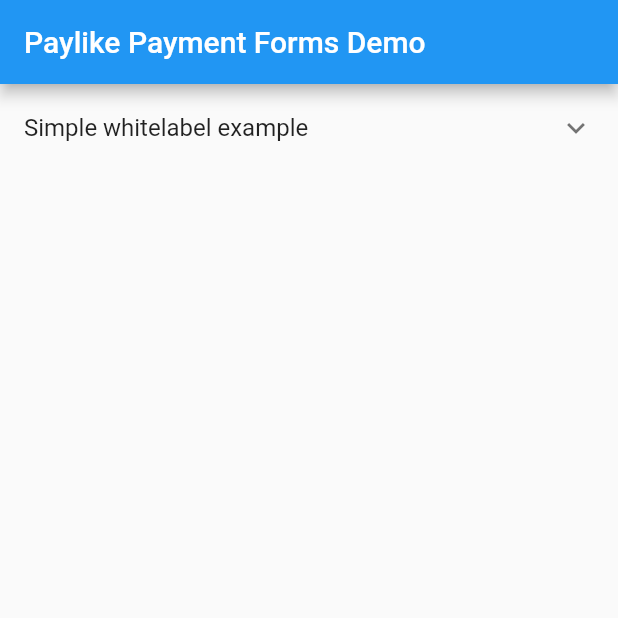
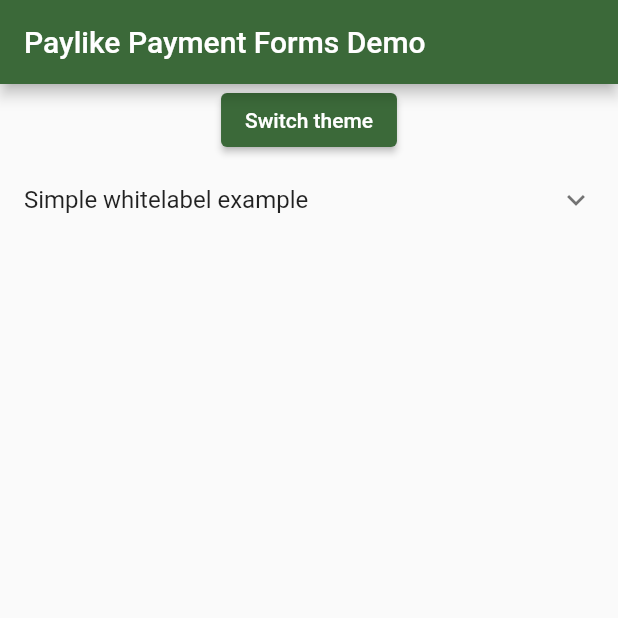
Before and after one commit to paylike/flutter-payment-forms, a Flutter app: the screen it shows after launch, on a phone screen of 412 x 824 dp, the top half of it. Run offline on Flutter 3.47's test engine with Material 2 defaults, Android fonts, the phone set to English and light mode, and no system bars; drawn by our look-alikes of overlay_support; our stand-ins replace flutter_svg; missing offline and left inert: paylike_dart_request, paylike_flutter_engine.

Commit message:
feat(example): now in the main menu you can switch between themes and menu items are separated as expected

```diff
--- a/example/lib/main.dart
+++ b/example/lib/main.dart
@@ -1,7 +1,9 @@
 import 'package:example/routes/home.dart';
 import 'package:example/routes/minimal_example.dart';
+import 'package:flutter/cupertino.dart';
 import 'package:flutter/material.dart';
 import 'package:paylike_sdk/paylike_sdk.dart';
+import 'package:overlay_support/overlay_support.dart';
 
 void main() {
   runApp(MyApp());
@@ -12,20 +14,86 @@ void main() {
 /// Don't have a client ID? Head to [our platform](https://app.paylike.io) and create one
 const clientId = 'e393f9ec-b2f7-4f81-b455-ce45b02d355d';
 
-class MyApp extends StatelessWidget {
+/// Describes how the application is being rendered
+///
+/// This is presetn to showcase that our widgets can render in both environments
+enum ExampleAppType {
+  material,
+  cupertino,
+}
+
+/// Showcases that the SDK works with Material design
+class MyApp extends StatefulWidget {
   final PaylikeCurrencies _currencies = PaylikeCurrencies();
   final PaylikeEngine _engine = PaylikeEngine(clientId: clientId);
   MyApp({Key? key}) : super(key: key);
 
   @override
+  State<StatefulWidget> createState() => _MyAppState();
+}
+
+class _MyAppState extends State<MyApp> {
+  ExampleAppType appType = ExampleAppType.material;
+  bool _themeChange = false;
+
+  void _changeTheme() {
+    switch (appType) {
+      case ExampleAppType.cupertino:
+        setState(() {
+          appType = ExampleAppType.material;
+          _themeChange = true;
+        });
+        break;
+      case ExampleAppType.material:
+        setState(() {
+          appType = ExampleAppType.cupertino;
+          _themeChange = true;
+        });
+        break;
+    }
+  }
+
+  @override
   Widget build(BuildContext context) {
-    return MaterialApp(
-        title: 'Paylike Payment Forms Demo',
-        initialRoute: '/',
-        routes: {
-          '/': (context) => HomeScreen(engine: _engine),
-          '/example/minimal': (context) =>
-              MinimalWhitelabelExample(engine: _engine, currencies: _currencies)
-        });
+    WidgetsBinding.instance!.addPostFrameCallback((_) {
+      if (_themeChange) {
+        showSimpleNotification(
+            appType == ExampleAppType.material
+                ? const Text("Theme changed to material")
+                : const Text("Theme changed to cupertino"),
+            background: Colors.green,
+            position: NotificationPosition.bottom);
+      }
+    });
+    if (appType == ExampleAppType.cupertino) {
+      return OverlaySupport.global(
+          child: CupertinoApp(
+              title: 'Paylike Payment Forms Demo',
+              localizationsDelegates: const <LocalizationsDelegate<dynamic>>[
+                DefaultMaterialLocalizations.delegate,
+                DefaultWidgetsLocalizations.delegate,
+                DefaultCupertinoLocalizations.delegate,
+              ],
+              initialRoute: '/',
+              routes: {
+                '/': (context) => HomeScreen(
+                    engine: widget._engine, changeTheme: _changeTheme),
+                '/example/minimal': (context) => MinimalWhitelabelExample(
+                    engine: widget._engine, currencies: widget._currencies)
+              }));
+    }
+    return OverlaySupport.global(
+        child: MaterialApp(
+            title: 'Paylike Payment Forms Demo',
+            initialRoute: '/',
+            theme: ThemeData(
+              colorScheme: ColorScheme.fromSeed(seedColor: Colors.green),
+            ),
+            routes: {
+          '/': (context) =>
+              HomeScreen(engine: widget._engine, changeTheme: _changeTheme),
+          '/example/minimal': (context) => MinimalWhitelabelExample(
+              engine: widget._engine, currencies: widget._currencies)
+        }));
   }
 }
--- a/example/lib/routes/home.dart
+++ b/example/lib/routes/home.dart
@@ -46,7 +46,9 @@ class HomeItem extends StatelessWidget {
 /// Home screen of the example application
 class HomeScreen extends StatelessWidget {
   final PaylikeEngine engine;
-  const HomeScreen({Key? key, required this.engine}) : super(key: key);
+  final Function() changeTheme;
+  const HomeScreen({Key? key, required this.engine, required this.changeTheme})
+      : super(key: key);
 
   Function() _navigateTo(BuildContext context, String path) {
     return () {
@@ -58,13 +60,16 @@ class HomeScreen extends StatelessWidget {
   @override
   Widget build(BuildContext context) {
     return Scaffold(
-        appBar: AppBar(
-          title: const Text('Paylike Payment Forms Demo'),
-        ),
+        appBar: AppBar(title: const Text('Paylike Payment Forms Demo')),
         body: SafeArea(
             child: Column(
           crossAxisAlignment: CrossAxisAlignment.start,
           children: [
+            Center(
+                child: ElevatedButton(
+              child: const Text('Switch theme'),
+              onPressed: changeTheme,
+            )),
             HomeItem(
               title: 'Simple whitelabel example',
               description:
--- a/example/lib/routes/minimal_example.dart
+++ b/example/lib/routes/minimal_example.dart
@@ -14,9 +14,7 @@ class MinimalWhitelabelExample extends StatelessWidget {
   @override
   Widget build(BuildContext context) {
     return Scaffold(
-        appBar: AppBar(
-          title: const Text('Minimal white label demo'),
-        ),
+        appBar: AppBar(title: const Text('Minimal white label demo')),
         body: SafeArea(
             child: Center(
                 child: SingleChildScrollView(
--- a/example/pubspec.yaml
+++ b/example/pubspec.yaml
@@ -34,6 +34,7 @@ dependencies:
   # The following adds the Cupertino Icons font to your application.
   # Use with the CupertinoIcons class for iOS style icons.
   cupertino_icons: ^1.0.2
+  overlay_support: ^1.2.1
 
 dev_dependencies:
   flutter_test:
--- a/lib/src/input/cvc_input.dart
+++ b/lib/src/input/cvc_input.dart
@@ -2,8 +2,6 @@ import 'package:flutter/material.dart';
 import 'package:flutter/services.dart';
 import 'package:paylike_sdk/src/input/base_input.dart';
 import 'package:paylike_sdk/src/repository/single.dart';
-
-import 'formatters.dart';
 
 /// Used for handling CVC input
 class CVCInput extends StatefulWidget {
@@ -20,6 +18,7 @@ class _CVCInputState extends State<CVCInput> with EmptyBuildCounter {
   Widget build(BuildContext context) {
     return TextFormField(
         maxLength: 3,
+        style: TextStyle(color: Theme.of(context).colorScheme.error),
         controller: _cvcCtrl,
         keyboardType: TextInputType.number,
         inputFormatters: [FilteringTextInputFormatter.digitsOnly],
```
Also changed, not shown: lib/src/input/base_input.dart (+18 -0 lines), lib/src/whitelabel_widget.dart (+7 -5 lines), 3 other files.
